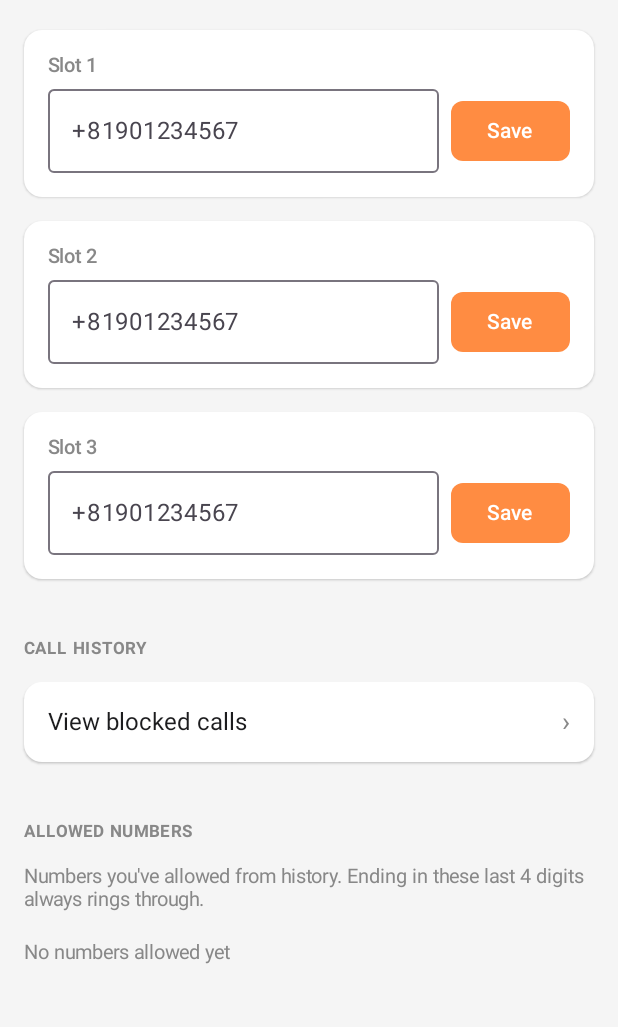
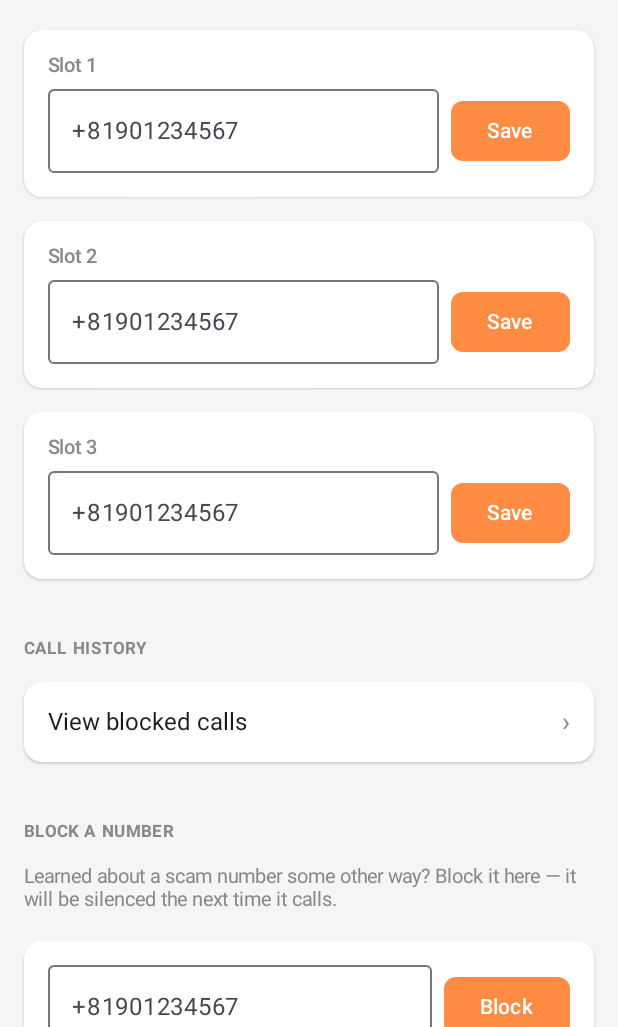
Before and after one commit to shizukutanaka/Orange, an Android app built with Jetpack Compose: the SettingsActivity screen opened directly, with no data from a screen before it, on a phone screen of 412 x 824 dp, the part 209-1236 px from its top. Run offline under Robolectric (Android 15) with nearby library versions, the phone set to English and light mode, and no system bars.

Commit message:
feat: add manual "block this number" action to Settings
Every block in Orange was previously automatic, derived from one of the
16 decision-engine layers matching a known pattern. None of those layers
can catch a genuinely novel scam number a user learns about some other
way (a news report, a family member's warning, a call that rang through
because it matched no seeded pattern) — Orange had no way for the user
to teach it anything. Competitors all cover this with a manual block
action; Orange intentionally never made it community-sourced (privacy
stance) but had also never made it personal.

Adds ManualBlock, following the existing FamilyCallback pattern: a pure
normalizeAndValidate() (independently unit-tested, rejects empty/
malformed input and emergency numbers) plus a Context-dependent block()
that writes into SpamCache — the same store every automatic SILENCE
decision populates, using the same domestic/E.164 variant expansion as
SilentBlockerService so a manually-blocked number matches regardless of
which form a later call is delivered in.

New "Block a number" section in Settings, English/Japanese strings.

Co-Authored-By: Claude Sonnet 4.6 <noreply@anthropic.com>
Claude-Session: https://claude.ai/code/session_01ETXXytuimBzS6g71d6ZvrZ

```diff
--- a/app/src/main/java/com/orange/apple/SettingsActivity.kt
+++ b/app/src/main/java/com/orange/apple/SettingsActivity.kt
@@ -223,6 +223,95 @@ fun SettingsScreen() {
             }
 
             Spacer(Modifier.height(8.dp))
+            SectionHeader(stringResource(R.string.settings_section_block))
+            Text(
+                stringResource(R.string.settings_block_description),
+                fontSize = 13.sp,
+                color = Color.Gray,
+                modifier = Modifier.padding(bottom = 4.dp)
+            )
+
+            var blockValue by remember { mutableStateOf("") }
+            var blockSaved by remember { mutableStateOf(false) }
+            var blockError by remember { mutableStateOf(false) }
+            val blockFocusRequester = remember { FocusRequester() }
+
+            val submitBlock = {
+                focusManager.clearFocus()
+                if (ManualBlock.block(ctx, blockValue)) {
+                    blockValue = ""
+                    blockSaved = true
+                    blockError = false
+                } else {
+                    blockSaved = false
+                    blockError = true
+                }
+            }
+
+            Card(
+                shape = RoundedCornerShape(12.dp),
+                colors = CardDefaults.cardColors(containerColor = Color.White),
+                elevation = CardDefaults.cardElevation(1.dp),
+                modifier = Modifier.fillMaxWidth()
+            ) {
+                Column(Modifier.padding(16.dp)) {
+                    Row(
+                        verticalAlignment = Alignment.CenterVertically,
+                        horizontalArrangement = Arrangement.spacedBy(8.dp)
+                    ) {
+                        OutlinedTextField(
+                            value = blockValue,
+                            onValueChange = {
+                                blockValue = it.filter { c ->
+                                    c.isDigit() || c == '+' || c == '-' ||
+                                        c == '＋' || c == '－'
+                                }
+                                blockSaved = false
+                                blockError = false
+                            },
+                            modifier = Modifier.weight(1f).focusRequester(blockFocusRequester),
+                            placeholder = { Text(stringResource(R.string.settings_block_placeholder)) },
+                            keyboardOptions = KeyboardOptions(
+                                keyboardType = KeyboardType.Phone,
+                                imeAction = ImeAction.Done
+                            ),
+                            keyboardActions = KeyboardActions(onDone = { submitBlock() }),
+                            singleLine = true,
+                            colors = OutlinedTextFieldDefaults.colors(
+                                focusedBorderColor = Color(0xFFFF8C42),
+                                cursorColor = Color(0xFFFF8C42),
+                            )
+                        )
+                        Button(
+                            onClick = { submitBlock() },
+                            colors = ButtonDefaults.buttonColors(
+                                containerColor = Color(0xFFFF8C42)
+                            ),
+                            shape = RoundedCornerShape(8.dp)
+                        ) {
+                            Text(stringResource(R.string.settings_block_button))
+                        }
+                    }
+                    if (blockSaved) {
+                        Spacer(Modifier.height(4.dp))
+                        Text(
+                            stringResource(R.string.settings_block_saved),
+                            fontSize = 12.sp,
+                            color = Color(0xFF34C759)
+                        )
+                    }
+                    if (blockError) {
+                        Spacer(Modifier.height(4.dp))
+                        Text(
+                            stringResource(R.string.settings_block_invalid),
+                            fontSize = 12.sp,
+                            color = Color(0xFFFF3B30)
+                        )
+                    }
+                }
+            }
+
+            Spacer(Modifier.height(8.dp))
             SectionHeader(stringResource(R.string.settings_section_allowed))
             Text(
                 stringResource(R.string.settings_allowed_description),
--- a/app/src/main/res/values/strings.xml
+++ b/app/src/main/res/values/strings.xml
@@ -96,6 +96,12 @@
     <string name="settings_invalid_number">Invalid number</string>
     <string name="settings_section_history">Call history</string>
     <string name="settings_view_history">View blocked calls</string>
+    <string name="settings_section_block">Block a number</string>
+    <string name="settings_block_description">Learned about a scam number some other way? Block it here — it will be silenced the next time it calls.</string>
+    <string name="settings_block_placeholder">+81901234567</string>
+    <string name="settings_block_button">Block</string>
+    <string name="settings_block_saved">Blocked</string>
+    <string name="settings_block_invalid">Invalid or emergency number</string>
     <string name="settings_section_allowed">Allowed numbers</string>
     <string name="settings_allowed_description">Numbers you\'ve allowed from history. Ending in these last 4 digits always rings through.</string>
     <string name="settings_allowed_empty">No numbers allowed yet</string>
```
Also changed, not shown: app/src/main/java/com/orange/apple/ManualBlock.kt (added, +65 -0 lines), 2 other files.
